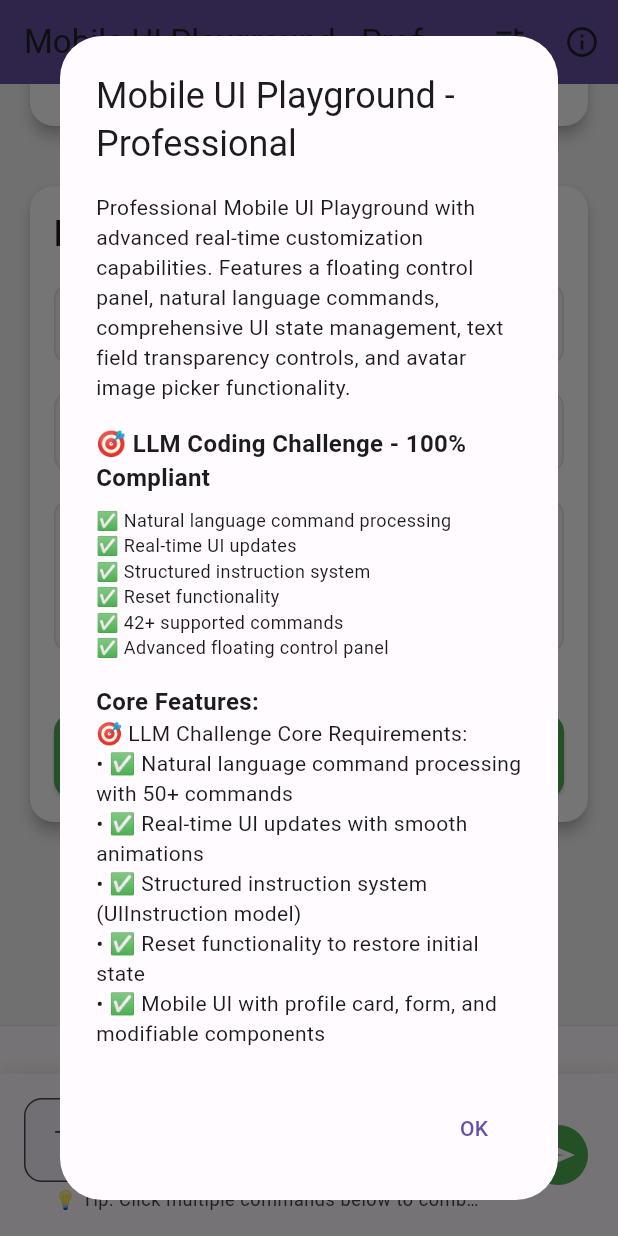
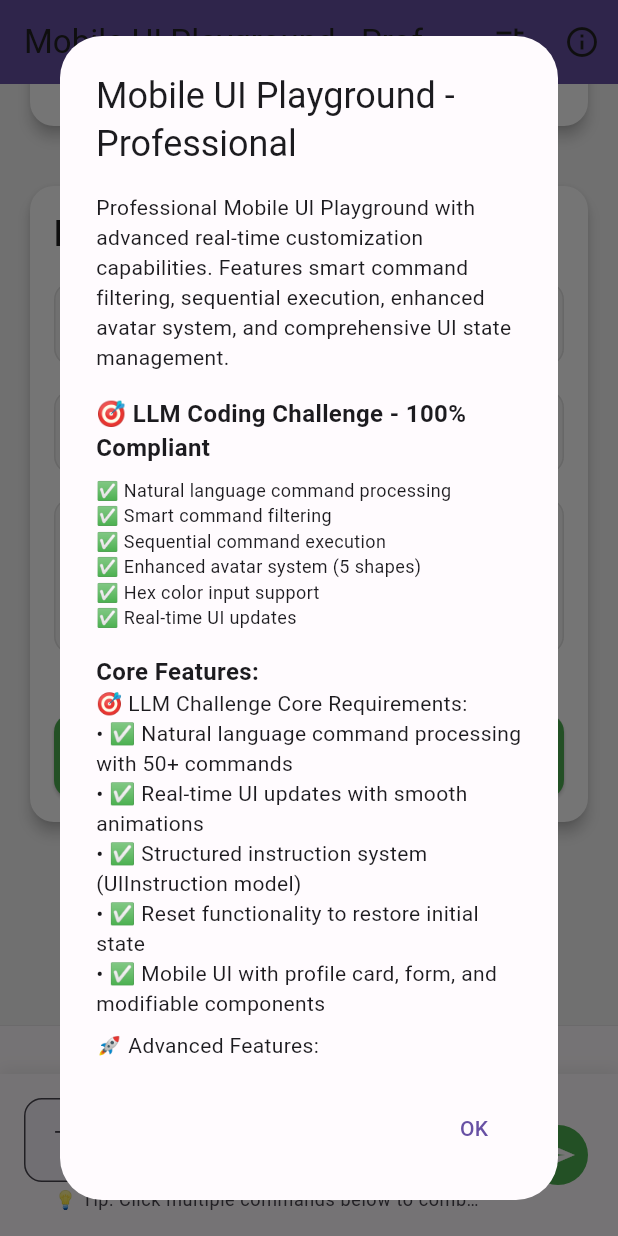
Before and after one commit to fabughali/mobile-ui-playground, a Flutter app: the screen it shows after launch, scrolled down 240 dp, after a tap on the "info outline" icon, on a phone screen of 412 x 824 dp. Run offline on Flutter 3.47's test engine with Material 3 defaults, Android fonts, the phone set to English and light mode, and no system bars; our stand-ins replace flutter_riverpod, image_picker, riverpod_annotation, shared_preferences; generated files the repository leaves out were written again.

Commit message:
📱 Update app info dialog with latest features and version 3.0.0

```diff
--- a/lib/main.dart
+++ b/lib/main.dart
@@ -49,6 +49,16 @@
   Widget build(BuildContext context) {
     final uiState = ref.watch(uIStateProvider);
     final theme = Theme.of(context);
+
+    // Watch for reset changes and close drawer if needed
+    ref.listen(uIStateProvider, (previous, next) {
+      if (previous?.resetTimestamp != next.resetTimestamp && next.resetTimestamp > 0) {
+        // Reset happened, close drawer if it's open
+        if (scaffoldKey.currentState?.isEndDrawerOpen == true) {
+          Navigator.of(context).pop();
+        }
+      }
+    });
 
     return Scaffold(
       key: scaffoldKey,
@@ -282,7 +292,7 @@
               crossAxisAlignment: CrossAxisAlignment.start,
               children: [
                  Text(
-                  'Professional Mobile UI Playground with advanced real-time customization capabilities. Features a floating control panel, natural language commands, comprehensive UI state management, text field transparency controls, and avatar image picker functionality.',
+                  'Professional Mobile UI Playground with advanced real-time customization capabilities. Features smart command filtering, sequential execution, enhanced avatar system, and comprehensive UI state management.',
                   style: TextStyle(fontSize: 14),
                   textAlign: TextAlign.left,
                 ),
@@ -293,7 +303,7 @@
                 ),
                  SizedBox(height: AppTheme.spacingS),
                  Text(
-                  '✅ Natural language command processing\n✅ Real-time UI updates\n✅ Structured instruction system\n✅ Reset functionality\n✅ 42+ supported commands\n✅ Advanced floating control panel',
+                  '✅ Natural language command processing\n✅ Smart command filtering\n✅ Sequential command execution\n✅ Enhanced avatar system (5 shapes)\n✅ Hex color input support\n✅ Real-time UI updates',
                   style: TextStyle(fontSize: 12),
                 ),
                  SizedBox(height: AppTheme.spacingM),
@@ -310,7 +320,7 @@
                  _CommandsList(),
                  SizedBox(height: AppTheme.spacingM),
                  Text(
-                  'Total: 50+ supported commands with natural language processing',
+                  'Total: 42 supported commands with smart filtering and sequential execution',
                   style: TextStyle(fontSize: 12, fontWeight: FontWeight.w600),
                 ),
                  SizedBox(height: AppTheme.spacingM),
```
